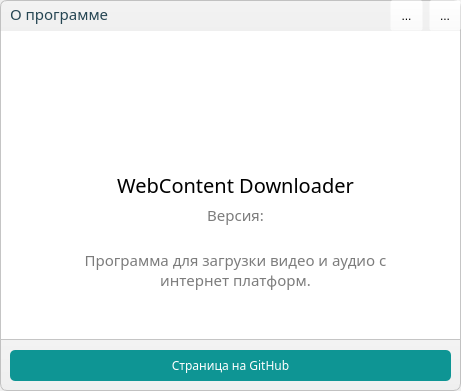
The window that qt designer files/about.ui (Staffixme/WebContentDownloader) describes before a commit, drawn with Qt 5.
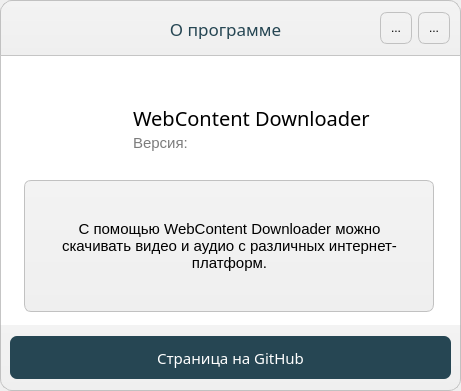
The same window after the commit. Icons and pictures are not drawn.

The edit to the form file:
```diff
--- a/qt designer files/about.ui
+++ b/qt designer files/about.ui
@@ -32,8 +32,8 @@
   <property name="styleSheet">
    <string notr="true">#titleBar{
 background-color: qlineargradient(spread:pad, x1:0.5, y1:0, x2:0.5, y2:1, stop:0 rgba(243, 243, 243, 255), stop:1 rgba(239, 239, 239, 255));
-border-top-right-radius: 7px;
-border-top-left-radius: 7px;
+border-top-right-radius: 12px;
+border-top-left-radius: 12px;
 border-left: 1px solid #C1C1C1;
 border-right: 1px solid #C1C1C1;
 border-top: 1px solid #C1C1C1
@@ -41,8 +41,8 @@
 
 #bottomBar{
 background-color: qlineargradient(spread:pad, x1:0.5, y1:0, x2:0.5, y2:1, stop:0 rgba(243, 243, 243, 255), stop:1 rgba(239, 239, 239, 255));
-border-bottom-right-radius: 7px;
-border-bottom-left-radius: 7px;
+border-bottom-right-radius: 12px;
+border-bottom-left-radius: 12px;
 border-left: 1px solid #C1C1C1;
 border-right: 1px solid #C1C1C1;
 border-bottom: 1px solid #C1C1C1
@@ -54,123 +54,13 @@
 border-right: 1px solid #C1C1C1;
 }</string>
   </property>
-  <widget class="QFrame" name="titleBar">
-   <property name="geometry">
-    <rect>
-     <x>0</x>
-     <y>0</y>
-     <width>461</width>
-     <height>31</height>
-    </rect>
-   </property>
-   <property name="styleSheet">
-    <string notr="true">.QToolButton{
-background-color: rgba(255, 255, 255, 0);
-}</string>
-   </property>
-   <property name="frameShape">
-    <enum>QFrame::StyledPanel</enum>
-   </property>
-   <property name="frameShadow">
-    <enum>QFrame::Raised</enum>
-   </property>
-   <widget class="QWidget" name="horizontalLayoutWidget_2">
-    <property name="geometry">
-     <rect>
-      <x>390</x>
-      <y>0</y>
-      <width>71</width>
-      <height>31</height>
-     </rect>
-    </property>
-    <layout class="QHBoxLayout" name="horizontalLayout_5">
-     <property name="sizeConstraint">
-      <enum>QLayout::SetDefaultConstraint</enum>
-     </property>
-     <item>
-      <widget class="QToolButton" name="HideButton">
-       <property name="sizePolicy">
-        <sizepolicy hsizetype="Minimum" vsizetype="Minimum">
-         <horstretch>0</horstretch>
-         <verstretch>0</verstretch>
-        </sizepolicy>
-       </property>
-       <property name="toolTip">
-        <string>Свернуть</string>
-       </property>
-       <property name="text">
-        <string>...</string>
-       </property>
-       <property name="icon">
-        <iconset>
-         <normaloff>:/icons/icons/hide.png</normaloff>:/icons/icons/hide.png</iconset>
-       </property>
-       <property name="popupMode">
-        <enum>QToolButton::DelayedPopup</enum>
-       </property>
-       <property name="toolButtonStyle">
-        <enum>Qt::ToolButtonIconOnly</enum>
-       </property>
-      </widget>
-     </item>
-     <item>
-      <widget class="QToolButton" name="CloseButton">
-       <property name="sizePolicy">
-        <sizepolicy hsizetype="Minimum" vsizetype="Minimum">
-         <horstretch>0</horstretch>
-         <verstretch>0</verstretch>
-        </sizepolicy>
-       </property>
-       <property name="toolTip">
-        <string>Закрыть</string>
-       </property>
-       <property name="text">
-        <string>...</string>
-       </property>
-       <property name="icon">
-        <iconset>
-         <normaloff>:/icons/icons/close.png</normaloff>:/icons/icons/close.png</iconset>
-       </property>
-       <property name="popupMode">
-        <enum>QToolButton::DelayedPopup</enum>
-       </property>
-       <property name="toolButtonStyle">
-        <enum>Qt::ToolButtonIconOnly</enum>
-       </property>
-      </widget>
-     </item>
-    </layout>
-   </widget>
-   <widget class="QLabel" name="formTitle">
-    <property name="geometry">
-     <rect>
-      <x>10</x>
-      <y>3</y>
-      <width>211</width>
-      <height>21</height>
-     </rect>
-    </property>
-    <property name="font">
-     <font>
-      <family>Roboto Mono Medium</family>
-      <pointsize>11</pointsize>
-     </font>
-    </property>
-    <property name="styleSheet">
-     <string notr="true">color: #264653</string>
-    </property>
-    <property name="text">
-     <string>О программе</string>
-    </property>
-   </widget>
-  </widget>
   <widget class="QFrame" name="bottomBar">
    <property name="geometry">
     <rect>
      <x>0</x>
-     <y>340</y>
+     <y>325</y>
      <width>461</width>
-     <height>51</height>
+     <height>66</height>
     </rect>
    </property>
    <property name="frameShape">
@@ -183,20 +73,26 @@
     <property name="geometry">
      <rect>
       <x>10</x>
-      <y>10</y>
+      <y>11</y>
       <width>441</width>
-      <height>31</height>
+      <height>43</height>
      </rect>
     </property>
     <property name="font">
      <font>
-      <family>Roboto Mono Medium</family>
+      <family>Ubuntu Medium</family>
+      <pointsize>11</pointsize>
      </font>
     </property>
     <property name="styleSheet">
-     <string notr="true">background-color: rgb(14, 149, 148);
-border-radius: 5;
-color: white;</string>
+     <string notr="true">QPushButton{
+	background-color: #264653;
+	border-radius: 7;
+	color: white;
+}
+QPushButton:hover{
+	background-color: #1A333D;
+}</string>
     </property>
     <property name="text">
      <string>Страница на GitHub</string>
@@ -207,9 +103,9 @@
    <property name="geometry">
     <rect>
      <x>0</x>
-     <y>29</y>
+     <y>55</y>
      <width>461</width>
-     <height>311</height>
+     <height>271</height>
     </rect>
    </property>
    <property name="frameShape">
@@ -221,10 +117,10 @@
    <widget class="QLabel" name="icon">
     <property name="geometry">
      <rect>
-      <x>190</x>
-      <y>40</y>
-      <width>91</width>
-      <height>91</height>
+      <x>24</x>
+      <y>24</y>
+      <width>85</width>
+      <height>85</height>
      </rect>
     </property>
     <property name="text">
@@ -240,15 +136,15 @@
    <widget class="QLabel" name="title">
     <property name="geometry">
      <rect>
-      <x>80</x>
-      <y>140</y>
-      <width>311</width>
+      <x>133</x>
+      <y>47</y>
+      <width>281</width>
       <height>31</height>
      </rect>
     </property>
     <property name="font">
      <font>
-      <family>Roboto Mono Medium</family>
+      <family>Ubuntu Medium</family>
       <pointsize>15</pointsize>
      </font>
     </property>
@@ -256,21 +152,21 @@
      <string>WebContent Downloader</string>
     </property>
     <property name="alignment">
-     <set>Qt::AlignCenter</set>
+     <set>Qt::AlignLeading|Qt::AlignLeft|Qt::AlignVCenter</set>
     </property>
    </widget>
    <widget class="QLabel" name="version">
     <property name="geometry">
      <rect>
-      <x>80</x>
-      <y>170</y>
-      <width>311</width>
+      <x>133</x>
+      <y>72</y>
+      <width>281</width>
       <height>31</height>
      </rect>
     </property>
     <property name="font">
      <font>
-      <family>Roboto Mono</family>
+      <family>Ubuntu</family>
       <pointsize>11</pointsize>
      </font>
     </property>
@@ -281,41 +177,194 @@
      <string>Версия:</string>
     </property>
     <property name="alignment">
-     <set>Qt::AlignCenter</set>
+     <set>Qt::AlignLeading|Qt::AlignLeft|Qt::AlignVCenter</set>
     </property>
    </widget>
-   <widget class="QLabel" name="description">
+   <widget class="QFrame" name="description_box">
     <property name="geometry">
      <rect>
-      <x>80</x>
-      <y>220</y>
-      <width>311</width>
-      <height>71</height>
+      <x>24</x>
+      <y>125</y>
+      <width>410</width>
+      <height>132</height>
+     </rect>
+    </property>
+    <property name="styleSheet">
+     <string notr="true">#description_box{
+background-color: qlineargradient(spread:pad, x1:0.5, y1:0, x2:0.5, y2:1, stop:0 rgba(243, 243, 243, 255), stop:1 rgba(239, 239, 239, 255));
+border: 1px solid #C1C1C1;
+border-radius: 7px;
+}</string>
+    </property>
+    <property name="frameShape">
+     <enum>QFrame::StyledPanel</enum>
+    </property>
+    <property name="frameShadow">
+     <enum>QFrame::Raised</enum>
+    </property>
+    <widget class="QLabel" name="description">
+     <property name="geometry">
+      <rect>
+       <x>20</x>
+       <y>20</y>
+       <width>371</width>
+       <height>91</height>
+      </rect>
+     </property>
+     <property name="font">
+      <font>
+       <family>Ubuntu</family>
+       <pointsize>11</pointsize>
+      </font>
+     </property>
+     <property name="styleSheet">
+      <string notr="true">color: black;</string>
+     </property>
+     <property name="text">
+      <string>С помощью WebContent Downloader можно скачивать видео и аудио с различных интернет-платформ.</string>
+     </property>
+     <property name="textFormat">
+      <enum>Qt::AutoText</enum>
+     </property>
+     <property name="scaledContents">
+      <bool>false</bool>
+     </property>
+     <property name="alignment">
+      <set>Qt::AlignCenter</set>
+     </property>
+     <property name="wordWrap">
+      <bool>true</bool>
+     </property>
+    </widget>
+   </widget>
+  </widget>
+  <widget class="QFrame" name="titleBar">
+   <property name="geometry">
+    <rect>
+     <x>0</x>
+     <y>0</y>
+     <width>461</width>
+     <height>55</height>
+    </rect>
+   </property>
+   <property name="styleSheet">
+    <string notr="true">.QToolButton{
+background-color: rgba(255, 255, 255, 0);
+}</string>
+   </property>
+   <property name="frameShape">
+    <enum>QFrame::StyledPanel</enum>
+   </property>
+   <property name="frameShadow">
+    <enum>QFrame::Raised</enum>
+   </property>
+   <widget class="QLabel" name="formTitle">
+    <property name="geometry">
+     <rect>
+      <x>170</x>
+      <y>18</y>
+      <width>111</width>
+      <height>21</height>
      </rect>
     </property>
     <property name="font">
      <font>
-      <family>Roboto Mono</family>
-      <pointsize>11</pointsize>
+      <family>Ubuntu Medium</family>
+      <pointsize>13</pointsize>
      </font>
     </property>
     <property name="styleSheet">
-     <string notr="true">color: #7C7C7C</string>
+     <string notr="true">color: #264653</string>
     </property>
     <property name="text">
-     <string>Программа для загрузки видео и аудио с интернет платформ.</string>
-    </property>
-    <property name="textFormat">
-     <enum>Qt::AutoText</enum>
-    </property>
-    <property name="scaledContents">
-     <bool>false</bool>
+     <string>О программе</string>
     </property>
     <property name="alignment">
-     <set>Qt::AlignHCenter|Qt::AlignTop</set>
+     <set>Qt::AlignCenter</set>
     </property>
-    <property name="wordWrap">
-     <bool>true</bool>
+   </widget>
+   <widget class="QToolButton" name="CloseButton">
+    <property name="geometry">
+     <rect>
+      <x>418</x>
+      <y>12</y>
+      <width>32</width>
+      <height>32</height>
+     </rect>
+    </property>
+    <property name="sizePolicy">
+     <sizepolicy hsizetype="Minimum" vsizetype="Minimum">
+      <horstretch>0</horstretch>
+      <verstretch>0</verstretch>
+     </sizepolicy>
+    </property>
+    <property name="toolTip">
+     <string>Закрыть</string>
+    </property>
+    <property name="styleSheet">
+     <string notr="true">.QToolButton{
+	border-radius: 7px;
+	border: 1px solid #C1C1C1;
+}
+.QToolButton:hover{
+	background-color: rgb(255, 25, 28);
+}</string>
+    </property>
+    <property name="text">
+     <string>...</string>
+    </property>
+    <property name="icon">
+     <iconset resource="resources.qrc">
+      <normaloff>:/icons/icons/close.png</normaloff>
+      <activeon>:/icons/icons/close-white.png</activeon>
+      <selectedon>:/icons/icons/close-white.png</selectedon>:/icons/icons/close.png</iconset>
+    </property>
+    <property name="popupMode">
+     <enum>QToolButton::DelayedPopup</enum>
+    </property>
+    <property name="toolButtonStyle">
+     <enum>Qt::ToolButtonIconOnly</enum>
+    </property>
+   </widget>
+   <widget class="QToolButton" name="HideButton">
+    <property name="geometry">
+     <rect>
+      <x>380</x>
+      <y>12</y>
+      <width>32</width>
+      <height>32</height>
+     </rect>
+    </property>
+    <property name="sizePolicy">
+     <sizepolicy hsizetype="Minimum" vsizetype="Minimum">
+      <horstretch>0</horstretch>
+      <verstretch>0</verstretch>
+     </sizepolicy>
+    </property>
+    <property name="toolTip">
+     <string>Свернуть</string>
+    </property>
+    <property name="styleSheet">
+     <string notr="true">.QToolButton{
+	border-radius: 7px;
+	border: 1px solid #C1C1C1;
+}
+.QToolButton:hover{
+	background-color: rgba(0, 0, 0, 24);
+}</string>
+    </property>
+    <property name="text">
+     <string>...</string>
+    </property>
+    <property name="icon">
+     <iconset resource="resources.qrc">
+      <normaloff>:/icons/icons/hide.png</normaloff>:/icons/icons/hide.png</iconset>
+    </property>
+    <property name="popupMode">
+     <enum>QToolButton::DelayedPopup</enum>
+    </property>
+    <property name="toolButtonStyle">
+     <enum>Qt::ToolButtonIconOnly</enum>
     </property>
    </widget>
   </widget>
```
Left out of the diff: 6 changed lines with no effect on the pictures.
